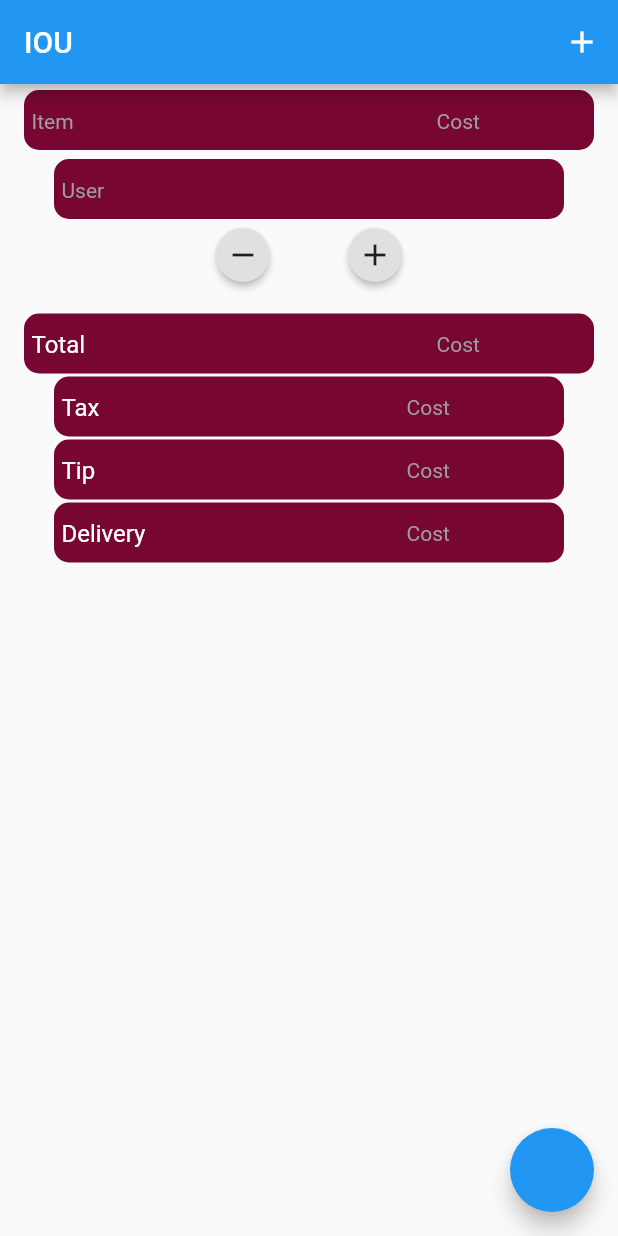
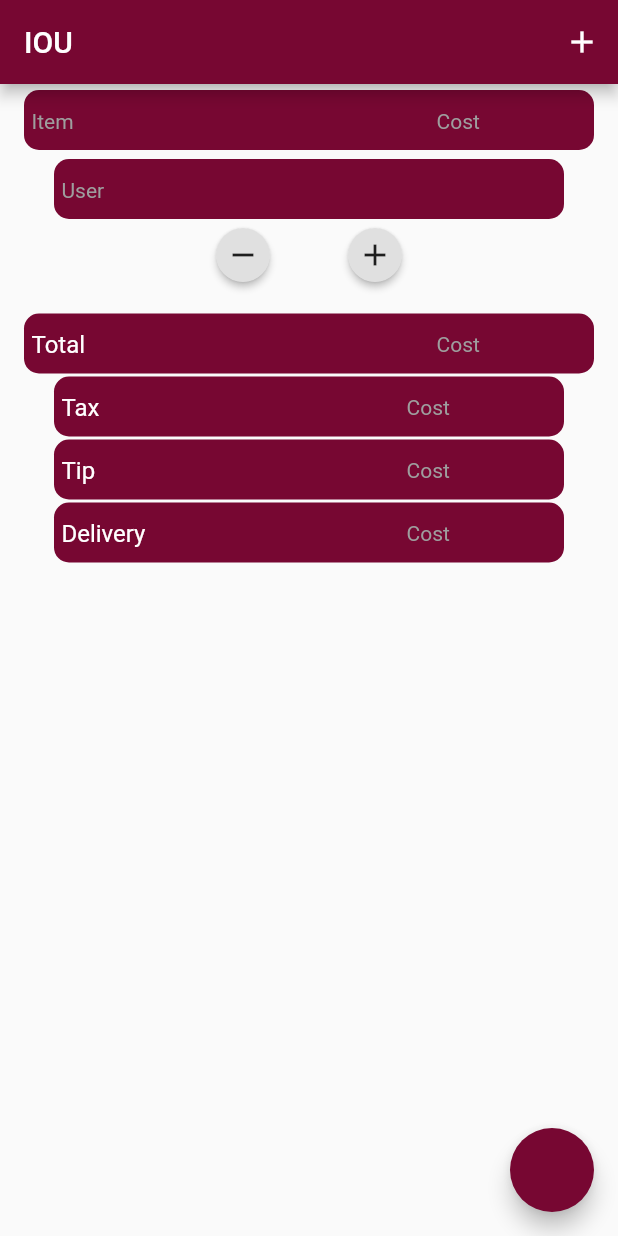
Before and after one commit to RobertKats/BreadSlice, a Flutter app: the screen it shows after launch, on a phone screen of 412 x 824 dp. Run offline on Flutter 3.47's test engine with Material 2 defaults, Android fonts, the phone set to English and light mode, and no system bars.

Commit message:
cleaned up summary page

```diff
--- a/lib/main.dart
+++ b/lib/main.dart
@@ -24,9 +24,12 @@ class MyApp extends StatelessWidget {
           debugShowCheckedModeBanner: false,
           routes: routes,
           title: 'IOU',
-          //theme: ThemeData(
+          theme: ThemeData(
+              //canvasColor: Color(0x00D4E9F0),
+              primaryColor: Color(0xFF770732),
+              accentColor: Color(0xFF770732),
+          ),
 
-          //),
       );
 
 
--- a/lib/summary.dart
+++ b/lib/summary.dart
@@ -17,8 +17,10 @@ class Summary extends StatelessWidget{
             appBar: new AppBar(),
            // backgroundColor: Colors.red,
             body:  Column(
+              crossAxisAlignment: CrossAxisAlignment.center,
+              mainAxisAlignment: MainAxisAlignment.center,
               children: <Widget>[
-                Flexible(
+                Container(
                     child:UserSummary(users) ,
                 ),
 
```
Also changed, not shown: lib/widgets/userSummary.dart (+9 -1 lines).
